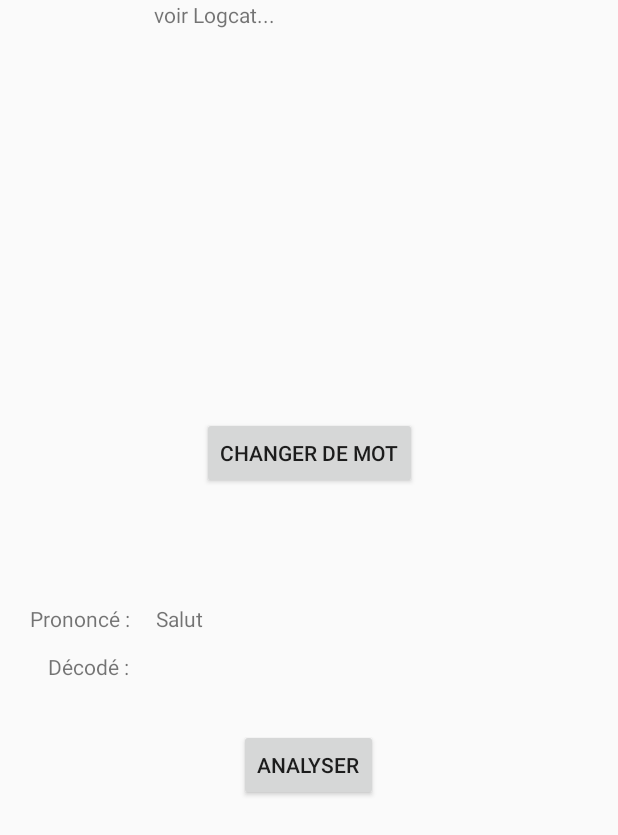
After one commit to SALADINL/projetM1-Voicy, an Android app: the Test screen opened directly, with no data from a screen before it, on a phone screen of 412 x 824 dp. The commit adds this screen. Shown: the top 835 px of the screen. Run offline under Robolectric (Android 15) with nearby library versions, the light colour scheme and no system bars; libraries missing offline, so code that uses them is left out: edu.cmu.pocketsphinx; 2 statements that could not run were skipped.

Commit message:
Reconaissance des phonèmes en français OK.

```diff
--- /dev/null
+++ b/app/src/main/java/com/example/modulereco/Test.java
@@ -0,0 +1,185 @@
+package com.example.modulereco;
+
+import android.app.Activity;
+import android.os.AsyncTask;
+import android.os.Bundle;
+import android.view.View;
+import android.widget.Button;
+import android.widget.TextView;
+
+import java.io.File;
+import java.io.FileInputStream;
+import java.io.IOException;
+import java.io.InputStream;
+import java.lang.ref.WeakReference;
+import java.nio.ByteBuffer;
+import java.nio.ByteOrder;
+
+import edu.cmu.pocketsphinx.Assets;
+import edu.cmu.pocketsphinx.Config;
+import edu.cmu.pocketsphinx.Decoder;
+import edu.cmu.pocketsphinx.Segment;
+
+public class Test extends Activity
+{
+    Button findFile = null;
+    Button analyser = null;
+    TextView filepath = null;
+    TextView decodage = null;
+
+    File file = null;
+    InputStream stream = null;
+
+    @Override
+    protected void onCreate(Bundle savedInstanceState)
+    {
+        super.onCreate(savedInstanceState);
+        setContentView(R.layout.activity_test);
+
+        findFile = findViewById(R.id.parcourirBtn);
+        analyser = findViewById(R.id.analyserBtn);
+        filepath = findViewById(R.id.filePath);
+        decodage = findViewById(R.id.decode);
+
+        try
+        {
+            Assets assets = new Assets(Test.this);
+            File assetsDir = assets.syncAssets();
+
+            file = new File(assetsDir, "salut.wav");
+            filepath.setText("Salut");
+            stream = new FileInputStream(file);
+        }
+        catch (IOException e)
+        {
+            System.out.println(e.getMessage());
+        }
+
+        findFile.setOnClickListener(new View.OnClickListener()
+        {
+            @Override
+            public void onClick(View v)
+            {
+                if (filepath.getText() == "Salut")
+                {
+                    try
+                    {
+                        Assets assets = new Assets(Test.this);
+                        File assetsDir = assets.syncAssets();
+
+                        file = new File(assetsDir, "kanfrou.wav");
+                        stream = new FileInputStream(file);
+                        filepath.setText("Kanfrou");
+                    }
+                    catch (IOException e)
+                    {
+                        System.out.println(e.getMessage());
+                    }
+                }
+                else
+                {
+                    try
+                    {
+                        Assets assets = new Assets(Test.this);
+                        File assetsDir = assets.syncAssets();
+
+                        file = new File(assetsDir, "salut.wav");
+                        stream = new FileInputStream(file);
+                        filepath.setText("Salut");
+                    }
+                    catch (IOException e)
+                    {
+                        System.out.println(e.getMessage());
+                    }
+                }
+
+            }
+        });
+
+        analyser.setOnClickListener(new View.OnClickListener()
+        {
+            @Override
+            public void onClick(View v)
+            {
+                convertir(stream);
+            }
+        });
+    }
+
+    private void convertir(final InputStream stream)
+    {
+        new TestDecodage(this, stream).executeOnExecutor(AsyncTask.THREAD_POOL_EXECUTOR);
+    }
+
+    private static class TestDecodage extends AsyncTask<Void, Void, Exception>
+    {
+        WeakReference<Test> activityReference;
+        InputStream stream;
+
+        TestDecodage(Test activity, InputStream stream)
+        {
+            this.activityReference = new WeakReference<>(activity);
+            this.stream = stream;
+        }
+
+        @Override
+        protected Exception doInBackground(Void... voids)
+        {
+            try
+            {
+                Assets assets = new Assets(activityReference.get());
+                File assetsDir = assets.syncAssets();
+
+                Config c = Decoder.defaultConfig();
+                c.setString("-hmm", new File(assetsDir, "ptm").getPath());
+                c.setString("-dict", new File(assetsDir, "fr.dict").getPath());
+                c.setBoolean("-allphone_ci", true);
+                c.setString("-lm", new File(assetsDir, "fr-phone.lm.dmp").getPath());
+                c.setFloat("-lw", 2.0);
+                c.setFloat("-beam", 1e-20);
+                c.setFloat("-pbeam", 1e-20);
+                c.setFloat("-vad_threshold", 3.0);
+                c.setBoolean("-remove_noise", false);
+
+                Decoder d = new Decoder(c);
+
+                d.startUtt();
+                byte[] b = new byte[4096];
+
+                try
+                {
+                    int nbytes;
+
+                    while ((nbytes = stream.read(b)) >= 0)
+                    {
+                        ByteBuffer bb = ByteBuffer.wrap(b, 0, nbytes);
+
+                        bb.order(ByteOrder.LITTLE_ENDIAN);
+
+                        short[] s = new short[nbytes / 2];
+                        bb.asShortBuffer().get(s);
+                        d.processRaw(s, nbytes / 2, false, false);
+                    }
+                }
+                catch (IOException e)
+                {
+                    System.out.println("Error when reading inputstream" + e.getMessage());
+                }
+
+                d.endUtt();
+                System.out.println(d.hyp().getHypstr());
+
+                for (Segment seg : d.seg())
+                {
+                    System.out.println(seg.getStartFrame() + " - " + seg.getEndFrame() + " : " + seg.getWord());
+                }
+            }
+            catch (IOException e)
+            {
+                e.printStackTrace();
+            }
+
+            return null;
+        }
+    }
+}
--- /dev/null
+++ b/app/src/main/res/layout/activity_test.xml
@@ -0,0 +1,84 @@
+<?xml version="1.0" encoding="utf-8"?>
+<android.support.constraint.ConstraintLayout xmlns:android="http://schemas.android.com/apk/res/android"
+    xmlns:app="http://schemas.android.com/apk/res-auto"
+    xmlns:tools="http://schemas.android.com/tools"
+    android:layout_width="match_parent"
+    android:layout_height="match_parent"
+    tools:context=".Test">
+
+    <Button
+        android:id="@+id/parcourirBtn"
+        android:layout_width="wrap_content"
+        android:layout_height="wrap_content"
+        android:layout_marginStart="8dp"
+        android:layout_marginTop="8dp"
+        android:layout_marginEnd="8dp"
+        android:layout_marginBottom="8dp"
+        android:text="Changer de mot"
+        app:layout_constraintBottom_toBottomOf="parent"
+        app:layout_constraintEnd_toEndOf="parent"
+        app:layout_constraintStart_toStartOf="parent"
+        app:layout_constraintTop_toTopOf="parent"
+        app:layout_constraintVertical_bias="0.355" />
+
+    <Button
+        android:id="@+id/analyserBtn"
+        android:layout_width="wrap_content"
+        android:layout_height="wrap_content"
+        android:text="Analyser"
+        app:layout_constraintBottom_toBottomOf="parent"
+        app:layout_constraintEnd_toEndOf="parent"
+        app:layout_constraintHorizontal_bias="0.498"
+        app:layout_constraintStart_toStartOf="parent"
+        app:layout_constraintTop_toTopOf="parent"
+        app:layout_constraintVertical_bias="0.626" />
+
+    <TextView
+        android:id="@+id/filePath"
+        android:layout_width="wrap_content"
+        android:layout_height="wrap_content"
+        android:layout_marginStart="8dp"
+        android:layout_marginEnd="268dp"
+        android:text="Salut"
+        app:layout_constraintBottom_toBottomOf="parent"
+        app:layout_constraintEnd_toEndOf="parent"
+        app:layout_constraintHorizontal_bias="0.533"
+        app:layout_constraintStart_toEndOf="@+id/textView"
+        app:layout_constraintTop_toTopOf="parent" />
+
+    <TextView
+        android:id="@+id/textView"
+        android:layout_width="wrap_content"
+        android:layout_height="wrap_content"
+        android:layout_marginStart="20dp"
+        android:layout_marginTop="8dp"
+        android:layout_marginBottom="8dp"
+        android:text="Prononcé :"
+        app:layout_constraintBottom_toBottomOf="parent"
+        app:layout_constraintStart_toStartOf="parent"
+        app:layout_constraintTop_toTopOf="parent" />
+
+    <TextView
+        android:id="@+id/textView2"
+        android:layout_width="wrap_content"
+        android:layout_height="wrap_content"
+        android:layout_marginStart="32dp"
+        android:layout_marginTop="8dp"
+        android:text="Décodé :"
+        app:layout_constraintBottom_toBottomOf="parent"
+        app:layout_constraintStart_toStartOf="parent"
+        app:layout_constraintTop_toBottomOf="@+id/textView"
+        app:layout_constraintVertical_bias="0.012" />
+
+    <TextView
+        android:id="@+id/decode"
+        android:layout_width="wrap_content"
+        android:layout_height="wrap_content"
+        android:layout_marginStart="16dp"
+        android:layout_marginEnd="8dp"
+        android:text="voir Logcat..."
+        app:layout_constraintEnd_toEndOf="parent"
+        app:layout_constraintHorizontal_bias="0.003"
+        app:layout_constraintStart_toEndOf="@+id/textView2"
+        tools:layout_editor_absoluteY="387dp" />
+</android.support.constraint.ConstraintLayout>
```
Also changed, not shown: app/src/main/AndroidManifest.xml (+7 -6 lines), app/src/main/java/com/example/modulereco/MainActivity.java (+12 -4 lines), app/src/main/res/layout/activity_main.xml (+16 -0 lines), app/build.gradle (line endings or trailing spaces), 6 other files.
